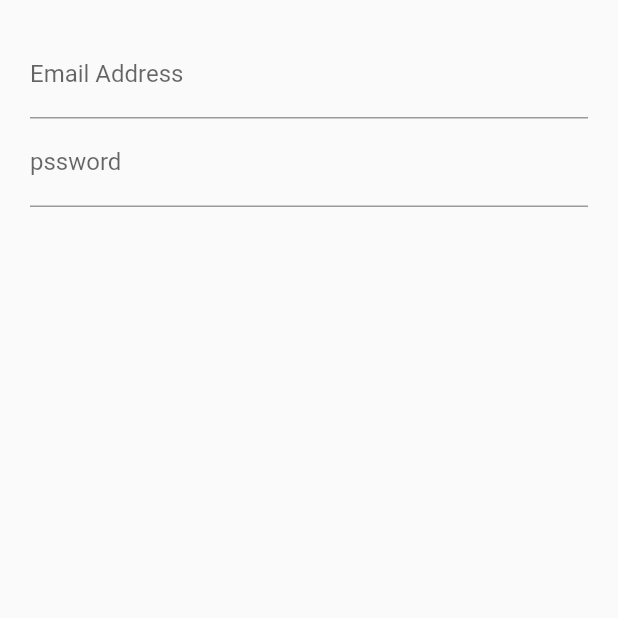
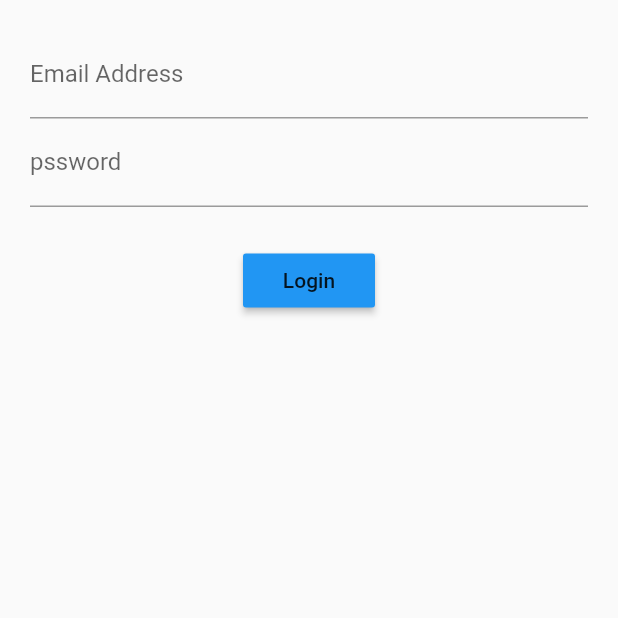
Before and after one commit to DuGlaser/practice_bloc, a Flutter app: the screen it shows after launch, on a phone screen of 412 x 824 dp, the top half of it. Run offline on Flutter 3.47's test engine with Material 2 defaults, Android fonts, the phone set to English and light mode, and no system bars.

Commit message:
:sparkles:ADD submitButton widget
~

```diff
--- a/login_bloc/lib/src/screens/login_screen.dart
+++ b/login_bloc/lib/src/screens/login_screen.dart
@@ -9,6 +9,8 @@ class LoginScreen extends StatelessWidget {
         children: <Widget>[
           emailField(),
           passwordField(),
+          Container(margin: EdgeInsets.only(top: 25.0)),
+          submitButton(),
         ],
       ),
     );
@@ -33,4 +35,12 @@ class LoginScreen extends StatelessWidget {
       ),
     );
   }
+
+  Widget submitButton() {
+    return RaisedButton(
+      child: Text('Login'),
+      color: Colors.blue,
+      onPressed: () {},
+    );
+  }
 }
```
